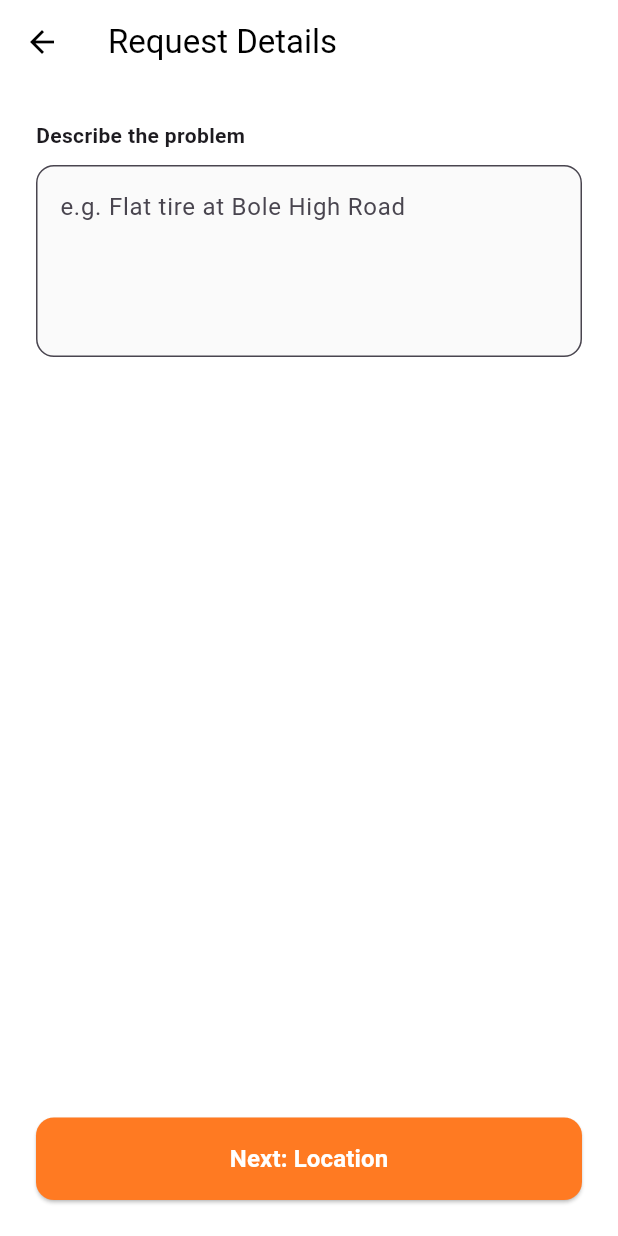
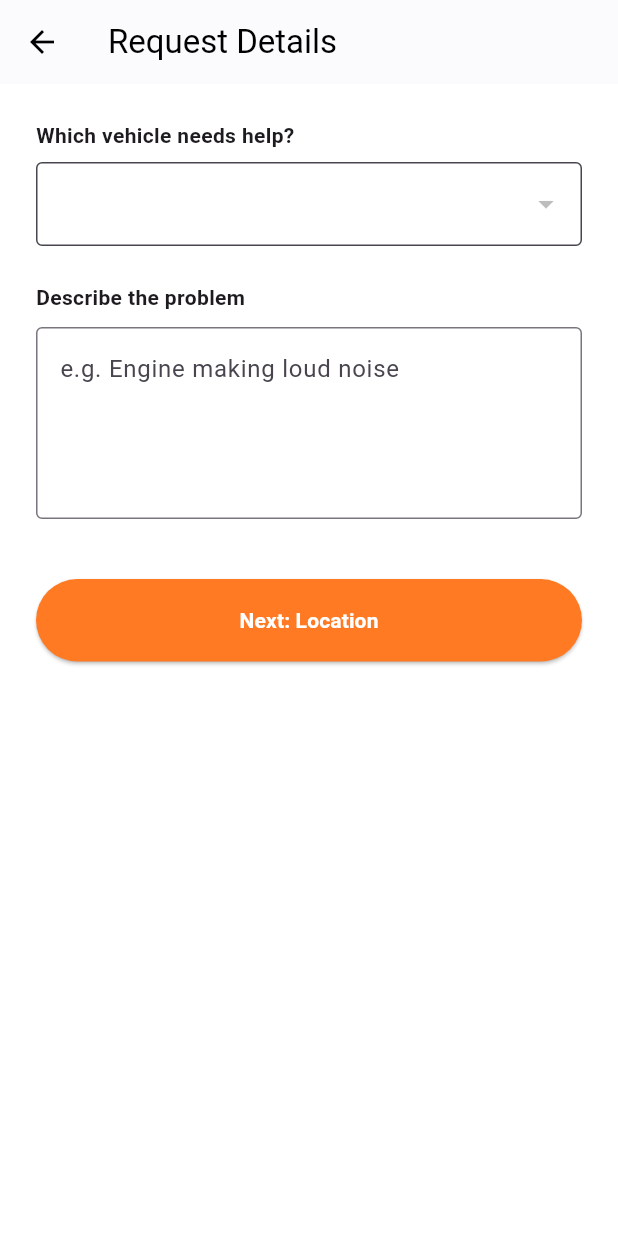
Before and after one commit to BernabasGez/road_hero_driver_app, a Flutter app: the RequestDetailsScreen screen opened directly with empty values, on a phone screen of 412 x 824 dp. Run offline on Flutter 3.47's test engine with Material 3 defaults, Android fonts, the phone set to English and light mode, and no system bars; our stand-ins replace dio, flutter_bloc, get_it, shared_preferences; accounts and stored records are empty; network calls fail.

Commit message:
Milestone: Confirmed Request validation with server-side offline check

```diff
--- a/lib/features/home/presentation/screens/request_details_screen.dart
+++ b/lib/features/home/presentation/screens/request_details_screen.dart
@@ -1,6 +1,9 @@
 import 'package:flutter/material.dart';
+import 'package:road_hero/core/di/injection_container.dart';
 import 'package:road_hero/core/theme/app_colors.dart';
 import 'package:road_hero/features/home/data/models/provider_model.dart';
+import 'package:road_hero/features/home/data/models/vehicle_model.dart';
+import 'package:road_hero/features/home/data/repositories/profile_remote_source.dart';
 import 'package:road_hero/features/home/presentation/screens/confirm_location_screen.dart';
 
 class RequestDetailsScreen extends StatefulWidget {
@@ -13,21 +16,65 @@ class RequestDetailsScreen extends StatefulWidget {
 
 class _RequestDetailsScreenState extends State<RequestDetailsScreen> {
   final TextEditingController _issueController = TextEditingController();
+  List<VehicleModel> vehicles = [];
+  int? selectedVehicleId;
+  bool isLoadingVehicles = true;
+
+  @override
+  void initState() {
+    super.initState();
+    _fetchMyVehicles();
+  }
+
+  Future<void> _fetchMyVehicles() async {
+    final list = await sl<ProfileRemoteSource>().getVehicles();
+    setState(() {
+      vehicles = list;
+      if (list.isNotEmpty) selectedVehicleId = list[0].id;
+      isLoadingVehicles = false;
+    });
+  }
 
   @override
   Widget build(BuildContext context) {
     return Scaffold(
+      backgroundColor: Colors.white,
       appBar: AppBar(
         title: const Text("Request Details"),
+        elevation: 0.5,
         backgroundColor: Colors.white,
         foregroundColor: Colors.black,
-        elevation: 0,
       ),
-      body: Padding(
+      body: isLoadingVehicles
+          ? const Center(child: CircularProgressIndicator())
+          : SingleChildScrollView(
               padding: const EdgeInsets.all(24.0),
               child: Column(
                 crossAxisAlignment: CrossAxisAlignment.start,
                 children: [
+                  const Text(
+                    "Which vehicle needs help?",
+                    style: TextStyle(fontWeight: FontWeight.bold),
+                  ),
+                  const SizedBox(height: 8),
+                  DropdownButtonFormField<int>(
+                    value: selectedVehicleId,
+                    decoration: const InputDecoration(
+                      border: OutlineInputBorder(),
+                      filled: true,
+                      fillColor: Colors.white,
+                    ),
+                    items: vehicles
+                        .map(
+                          (v) => DropdownMenuItem<int>(
+                            value: v.id,
+                            child: Text("${v.make} (${v.plateNumber})"),
+                          ),
+                        )
+                        .toList(),
+                    onChanged: (val) => setState(() => selectedVehicleId = val),
+                  ),
+                  const SizedBox(height: 24),
                   const Text(
                     "Describe the problem",
                     style: TextStyle(fontWeight: FontWeight.bold),
@@ -36,42 +83,45 @@ class _RequestDetailsScreenState extends State<RequestDetailsScreen> {
                   TextField(
                     controller: _issueController,
                     maxLines: 4,
-              decoration: InputDecoration(
-                hintText: "e.g. Flat tire at Bole High Road",
-                filled: true,
-                fillColor: Colors.grey.shade50,
-                border: OutlineInputBorder(
-                  borderRadius: BorderRadius.circular(12),
+                    decoration: const InputDecoration(
+                      hintText: "e.g. Engine making loud noise",
+                      border: OutlineInputBorder(),
                     ),
                   ),
-            ),
-            const Spacer(),
+                  const SizedBox(height: 40),
                   SizedBox(
                     width: double.infinity,
                     height: 55,
                     child: ElevatedButton(
                       onPressed: () {
+                        if (selectedVehicleId == null) {
+                          ScaffoldMessenger.of(context).showSnackBar(
+                            const SnackBar(
+                              content: Text(
+                                "Please add a vehicle first in Profile",
+                              ),
+                            ),
+                          );
+                          return;
+                        }
                         Navigator.push(
                           context,
                           MaterialPageRoute(
                             builder: (context) => ConfirmLocationScreen(
                               provider: widget.provider,
                               description: _issueController.text,
+                              vehicleId: selectedVehicleId!, // PASSING REAL ID
                             ),
                           ),
                         );
                       },
                       style: ElevatedButton.styleFrom(
                         backgroundColor: AppColors.actionOrange,
-                  shape: RoundedRectangleBorder(
-                    borderRadius: BorderRadius.circular(12),
-                  ),
                       ),
                       child: const Text(
                         "Next: Location",
                         style: TextStyle(
                           color: Colors.white,
-                    fontSize: 16,
                           fontWeight: FontWeight.bold,
                         ),
                       ),
```
Also changed, not shown: lib/features/home/data/repositories/home_remote_source.dart (+35 -30 lines), lib/features/home/presentation/screens/confirm_location_screen.dart (+18 -25 lines). Lines whose indentation alone changed are shown as unchanged.
